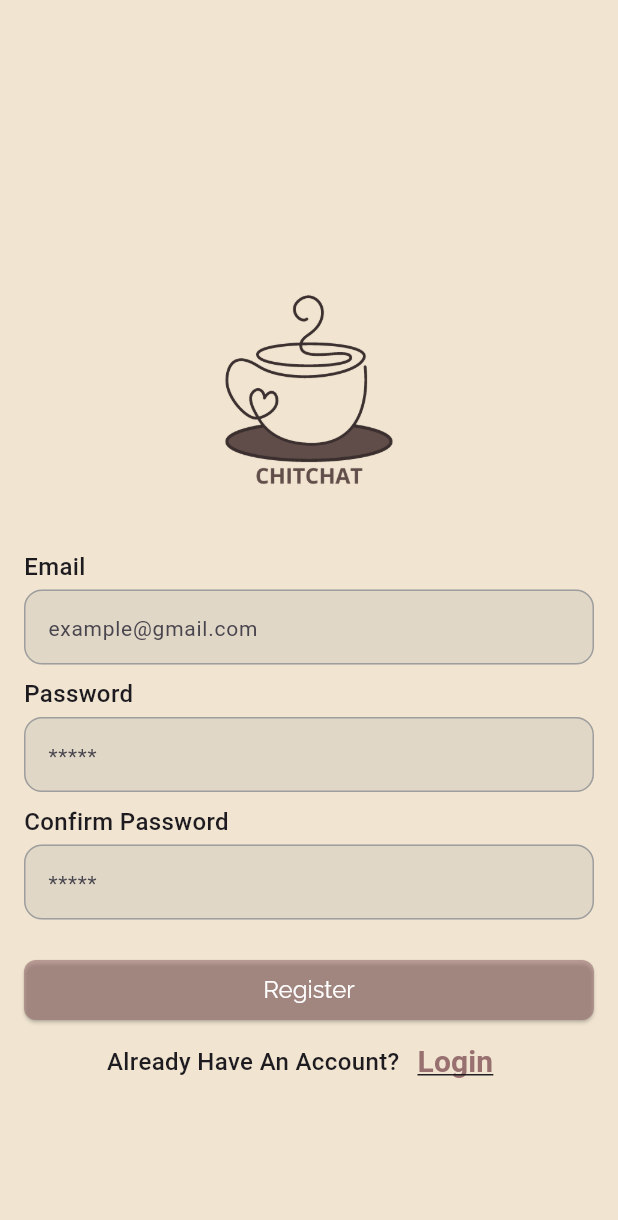
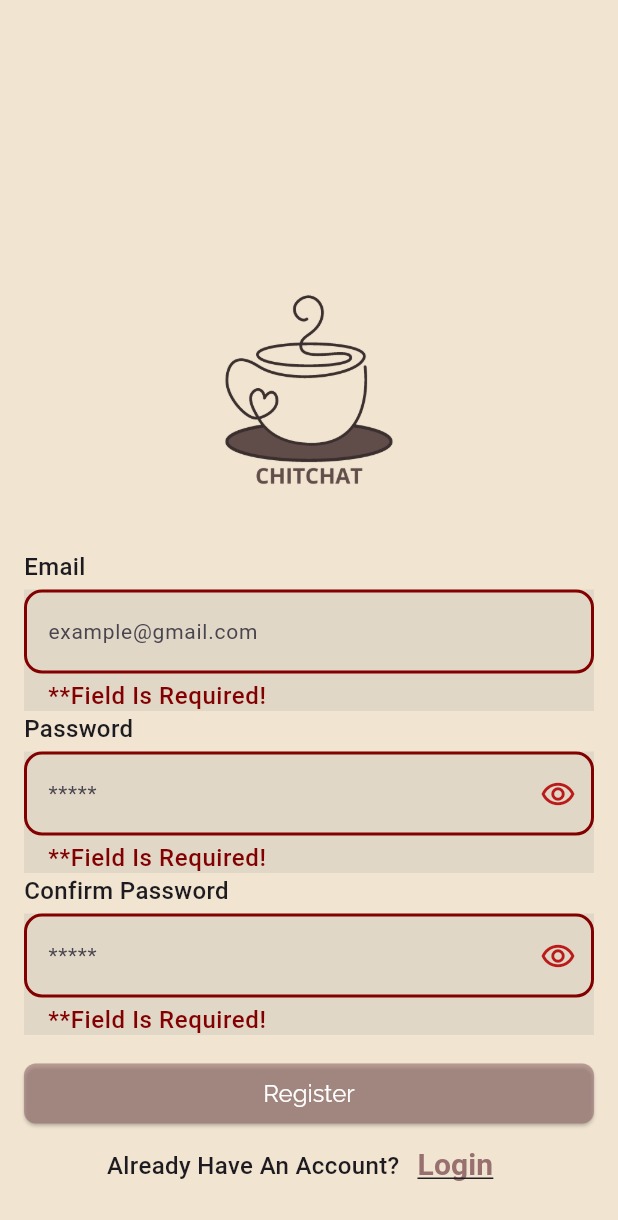
Before and after one commit to Rwan00/ChitChat, a Flutter app: the RegisterScreen screen opened by its route, after a tap on "Register", on a phone screen of 412 x 824 dp. Shown: the top 1220 px of the screen. Run offline on Flutter 3.47's test engine with Material 3 defaults, Android fonts, the phone set to English and light mode, and no system bars; drawn by our look-alikes of modal_progress_hud_nsn; our stand-ins replace firebase_auth, firebase_core, google_fonts; accounts and stored records are empty; Roboto replaces fonts that are missing (Actor).

Commit message:
add register method

```diff
--- a/lib/constants/consts.dart
+++ b/lib/constants/consts.dart
@@ -4,3 +4,4 @@ Color kPrimaryColor = const Color.fromRGBO(241, 229, 209, 1);
 Color kSecondaryColor = const Color.fromRGBO(219, 181, 181,1);
 Color kPeachColor = const Color.fromRGBO(195, 152, 152,1);
 Color kBrownColor = const Color.fromRGBO(152, 112, 112,1);
+Color kErrorColor = const Color.fromRGBO(130, 0, 0, 1);
--- a/lib/main.dart
+++ b/lib/main.dart
@@ -23,7 +23,7 @@ class ChitChat extends StatelessWidget {
       debugShowCheckedModeBanner: false,
       routes: {
         LoginScreen.id: (context) => const LoginScreen(),
-        RegisterScreen.id: (context) => const RegisterScreen(),
+        RegisterScreen.id: (context) =>  RegisterScreen(),
       },
       theme: ThemeData(
         colorScheme: ColorScheme.fromSeed(seedColor: Colors.deepPurple,),
--- a/lib/methods/methods.dart
+++ b/lib/methods/methods.dart
@@ -1,7 +1,31 @@
+import 'package:chitchat/constants/consts.dart';
+import 'package:chitchat/theme/fonts.dart';
+import 'package:firebase_auth/firebase_auth.dart';
 import 'package:flutter/material.dart';
 
 void navigateTo(context, widget) =>
     Navigator.push(context, MaterialPageRoute(builder: (context) => widget));
 
-void navigateToAndDelete(context, widget) =>
-    Navigator.pushReplacement(context, MaterialPageRoute(builder: (context) => widget));
+void navigateToAndDelete(context, widget) => Navigator.pushReplacement(
+    context, MaterialPageRoute(builder: (context) => widget));
+
+void buildSnackBar(BuildContext context, String text) {
+  ScaffoldMessenger.of(context).showSnackBar(
+    SnackBar(
+      backgroundColor: kBrownColor,
+
+      content: Text(
+        text,
+        style: titleStyle,
+      ),
+    ),
+  );
+}
+
+ Future<void> registerAccount({required String email, required String password}) async {
+    await FirebaseAuth.instance
+        .createUserWithEmailAndPassword(
+      email: email,
+      password: password,
+    );
+  }
--- a/lib/screens/register_screen.dart
+++ b/lib/screens/register_screen.dart
@@ -1,18 +1,36 @@
+import 'package:firebase_auth/firebase_auth.dart';
 import 'package:flutter/material.dart';
+import 'package:modal_progress_hud_nsn/modal_progress_hud_nsn.dart';
 
+import '../methods/methods.dart';
 import '../theme/fonts.dart';
 import '../widgets/app_btn.dart';
 import '../widgets/input_feild.dart';
 
-class RegisterScreen extends StatelessWidget {
+class RegisterScreen extends StatefulWidget {
   static const String id = "RegisterScreen";
   const RegisterScreen({super.key});
 
   @override
+  State<RegisterScreen> createState() => _RegisterScreenState();
+}
+
+class _RegisterScreenState extends State<RegisterScreen> {
+  final GlobalKey<FormState> formKey = GlobalKey();
+
+  @override
   Widget build(BuildContext context) {
+    TextEditingController email = TextEditingController();
+    TextEditingController password = TextEditingController();
+    TextEditingController confirmPassword = TextEditingController();
+    bool isLoading = false;
     return Scaffold(
       backgroundColor: const Color.fromRGBO(241, 229, 209, 1),
-      body: SingleChildScrollView(
+      body: Form(
+        key: formKey,
+        child: ModalProgressHUD(
+          inAsyncCall: isLoading,
+          child: SingleChildScrollView(
             child: Padding(
               padding: const EdgeInsets.all(16.0),
               child: Column(
@@ -26,17 +44,23 @@ class RegisterScreen extends StatelessWidget {
                     "assets/ChitChat.png",
                     height: 200,
                   ),
-              const InputField(
+                  InputField(
                     hint: "example@gmail.com",
                     title: "Email",
+                    textType: TextInputType.emailAddress,
+                    controller: email,
                   ),
-              const InputField(
+                  InputField(
                     hint: "*****",
                     title: "Password",
+                    controller: password,
+                    isPassword: true,
                   ),
-              const InputField(
+                  InputField(
                     hint: "*****",
                     title: "Confirm Password",
+                    controller: confirmPassword,
+                    isPassword: true,
                   ),
                   const SizedBox(
                     height: 15,
@@ -45,7 +69,33 @@ class RegisterScreen extends StatelessWidget {
                     width: double.infinity,
                     child: AppBtn(
                       label: "Register",
-                  onPressed: () {},
+                      onPressed: () async {
+                        if (formKey.currentState!.validate()) {
+                          try {
+                            setState(() {
+                              isLoading = true;
+                            });
+                            await registerAccount(
+                              email: email.text,
+                              password: password.text,
+                            );
+                          } on FirebaseAuthException catch (e) {
+                            if (e.code == 'weak-password') {
+                              buildSnackBar(context,
+                                  'The password provided is too weak.');
+                            } else if (e.code == 'email-already-in-use') {
+                              buildSnackBar(context,
+                                  'The account already exists for that email.');
+                            }
+                          } catch (e) {
+                            print(e);
+                            buildSnackBar(context, 'There Was An Error!!');
+                          }
+                          setState(() {
+                            isLoading = false;
+                          });
+                        }
+                      },
                     ),
                   ),
                   Row(
@@ -70,6 +120,8 @@ class RegisterScreen extends StatelessWidget {
               ),
             ),
           ),
+        ),
+      ),
     );
   }
 }
--- a/lib/widgets/input_feild.dart
+++ b/lib/widgets/input_feild.dart
@@ -3,7 +3,7 @@ import 'package:flutter/material.dart';
 
 import '../theme/fonts.dart';
 
-class InputField extends StatelessWidget {
+class InputField extends StatefulWidget {
   final String? title;
   final String hint;
   final TextEditingController? controller;
@@ -21,43 +21,77 @@ class InputField extends StatelessWidget {
       super.key});
 
   @override
+  State<InputField> createState() => _InputFieldState();
+}
+
+class _InputFieldState extends State<InputField> {
+  @override
   Widget build(BuildContext context) {
     bool showPwd = false;
+     Widget icon = const Icon(Icons.remove_red_eye_outlined);
     return Column(
       crossAxisAlignment: CrossAxisAlignment.start,
       children: [
-        if (title != null)
+        if (widget.title != null)
           Text(
-            title!,
+            widget.title!,
             style: titleStyle,
           ),
         const SizedBox(
           height: 4,
         ),
         Container(
-          height: 50,
-          margin: const EdgeInsets.only(bottom: 8),
+          //height: 80,
+          //margin: const EdgeInsets.only(bottom: 18),
           decoration: BoxDecoration(
             color: Colors.grey.withOpacity(0.2),
-            borderRadius: BorderRadius.circular(12),
+            //borderRadius: BorderRadius.circular(12),
           ),
           child: TextFormField(
-            obscureText: isPassword && !showPwd,
-            controller: controller,
-            keyboardType: textType,
+            validator: (data) {
+              if (data!.isEmpty) {
+                return "**Field Is Required!";
+              }
+              return null;
+            },
+            obscureText: widget.isPassword && !showPwd,
+            controller: widget.controller,
+            keyboardType: widget.textType,
             autofocus: false,
             style: titleStyle,
             cursorColor: kPrimaryColor,
+
             decoration: InputDecoration(
-              /* suffixIcon: isPassword
+              suffixIcon: widget.isPassword
                         ? IconButton(
                             onPressed: () {
-                              //cubit.changePasswordVisibility();
+                              setState(() {
+                                showPwd = !showPwd;
+    icon = showPwd
+        ? const Icon(Icons.visibility_off_outlined)
+        : const Icon(Icons.visibility_outlined);
+                              });
                             },
-                            icon: cubit.icon,
+                            icon: icon,
                           )
-                        : widget, */
-              hintText: hint,
+                        : null,
+              focusedErrorBorder: OutlineInputBorder(
+                borderRadius: BorderRadius.circular(12),
+                borderSide: BorderSide(
+                  color: kErrorColor,
+                  style: BorderStyle.solid,
+                  width: 2,
+                ),
+              ),
+              errorBorder: OutlineInputBorder(
+                borderRadius: BorderRadius.circular(12),
+                borderSide: BorderSide(
+                  color: kErrorColor,
+                  style: BorderStyle.solid,
+                  width: 2,
+                ),
+              ),
+              hintText: widget.hint,
               hintStyle: subTitle,
               enabledBorder: OutlineInputBorder(
                 borderRadius: BorderRadius.circular(12),
@@ -65,14 +99,18 @@ class InputField extends StatelessWidget {
                   color: Colors.grey,
                   style: BorderStyle.solid,
                   width: 1,
-                  )),
+                ),
+              ),
               focusedBorder: OutlineInputBorder(
                 borderRadius: BorderRadius.circular(12),
-
                 borderSide: BorderSide(
                   color: kBrownColor,
                   width: 2,
-                  )),
+                ),
+              ),
+              errorStyle: titleStyle.copyWith(
+                color: kErrorColor,
+              ),
             ),
           ),
         ),
--- a/pubspec.yaml
+++ b/pubspec.yaml
@@ -35,8 +35,10 @@ dependencies:
   # The following adds the Cupertino Icons font to your application.
   # Use with the CupertinoIcons class for iOS style icons.
   cupertino_icons: ^1.0.6
-  firebase_core: ^2.27.0
+  firebase_core: ^3.1.1
   google_fonts: ^6.2.1
+  firebase_auth: ^5.1.1
+  modal_progress_hud_nsn: ^0.5.1
 
 dev_dependencies:
   flutter_test:
```
Also changed, not shown: pubspec.lock, 4 other files. Lines whose indentation alone changed are shown as unchanged.
